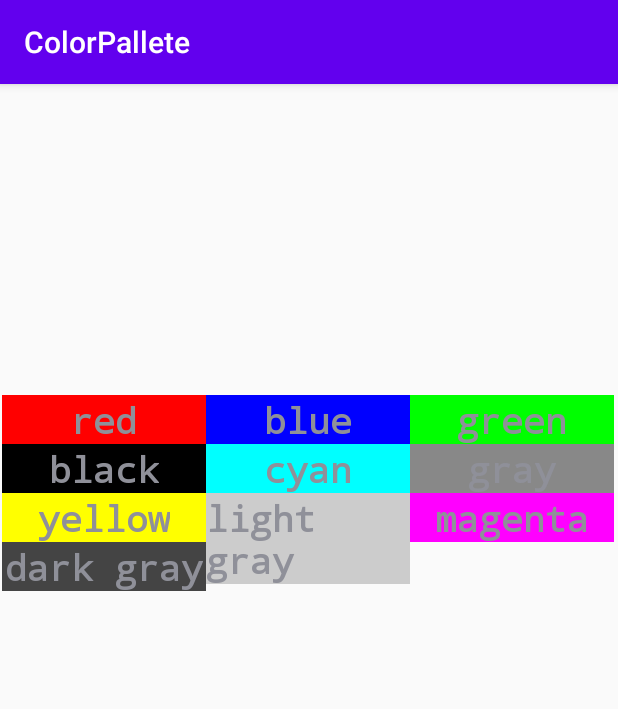
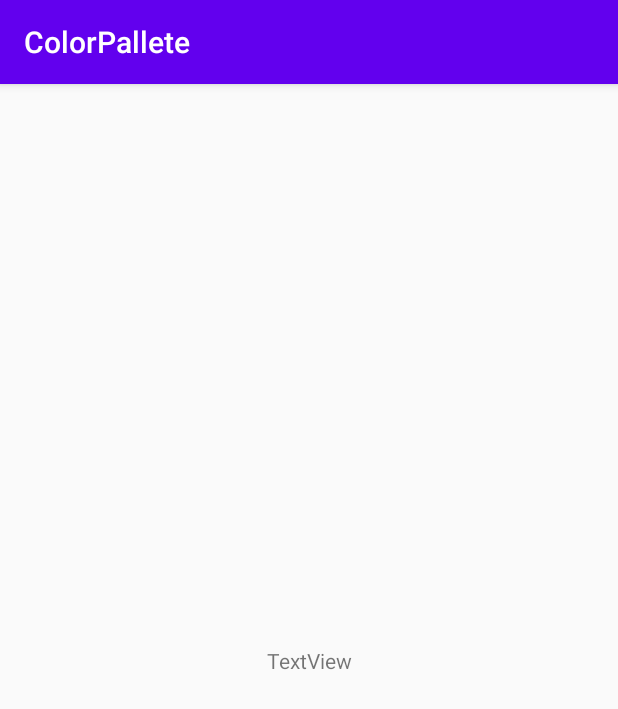
Before and after one commit to Dan-Burke-P/ColorPallete, an Android app: the screen it shows after launch (MainActivity before the commit, ColorDisplay after it), after a tap on "gray", on a phone screen of 412 x 824 dp. Shown: the top 709 px of the screen. Run offline under Robolectric (Android 15) with nearby library versions, the phone set to English and light mode, and no system bars.

Commit message:
Added new activity

```diff
--- a/app/src/main/AndroidManifest.xml
+++ b/app/src/main/AndroidManifest.xml
@@ -13,10 +13,11 @@
         android:roundIcon="@mipmap/ic_launcher_round"
         android:supportsRtl="true"
         android:theme="@style/AppTheme">
+        <activity android:name=".ColorDisplay"></activity>
+
         <uses-library
             android:name="com.google.android.wearable"
             android:required="false" />
-
         <!--
                Set to true if your app is Standalone, that is, it does not require the handheld
                app to run.
--- a/app/src/main/java/edu/temple/colorpallete/ColorAdapter.java
+++ b/app/src/main/java/edu/temple/colorpallete/ColorAdapter.java
@@ -1,7 +1,7 @@
 package edu.temple.colorpallete;
 
 import android.content.Context;
-import android.graphics.Color;
+import android.content.Intent;
 import android.util.Log;
 import android.view.LayoutInflater;
 import android.view.View;
@@ -44,7 +44,10 @@ public class ColorAdapter extends BaseAdapter {
         convertView.setOnClickListener(new View.OnClickListener() {
             @Override
             public void onClick(View v) {
-                Log.println(Log.ASSERT, "tag",co.name);
+                Intent intent = new Intent(context, ColorDisplay.class);
+                intent.putExtra("COLOR", co.name);
+                intent.addFlags(Intent.FLAG_ACTIVITY_NEW_TASK);
+                context.startActivity(intent);
             }
         });
         label.setText(co.name);
--- /dev/null
+++ b/app/src/main/java/edu/temple/colorpallete/ColorDisplay.java
@@ -0,0 +1,18 @@
+package edu.temple.colorpallete;
+
+import androidx.appcompat.app.AppCompatActivity;
+
+import android.content.Intent;
+import android.os.Bundle;
+
+public class ColorDisplay extends AppCompatActivity {
+
+    @Override
+    protected void onCreate(Bundle savedInstanceState) {
+        super.onCreate(savedInstanceState);
+        setContentView(R.layout.activity_color_display);
+
+        Intent intent = getIntent();
+
+    }
+}
--- a/app/src/main/java/edu/temple/colorpallete/MainActivity.java
+++ b/app/src/main/java/edu/temple/colorpallete/MainActivity.java
@@ -2,9 +2,12 @@ package edu.temple.colorpallete;
 
 import androidx.appcompat.app.AppCompatActivity;
 
+import android.content.Intent;
 import android.graphics.Color;
 import android.os.Bundle;
+import android.view.View;
 import android.widget.GridView;
+import android.widget.TextView;
 
 public class MainActivity extends AppCompatActivity {
     ColorObject[] colors = {
@@ -29,4 +32,8 @@ public class MainActivity extends AppCompatActivity {
         gridView.setNumColumns(3);
         gridView.setAdapter(colorAdapter);
     }
+
+    public void gotoColorActivity(View v, ColorObject co){
+
+    }
 }
--- /dev/null
+++ b/app/src/main/res/layout/activity_color_display.xml
@@ -0,0 +1,18 @@
+<?xml version="1.0" encoding="utf-8"?>
+<androidx.constraintlayout.widget.ConstraintLayout xmlns:android="http://schemas.android.com/apk/res/android"
+    xmlns:app="http://schemas.android.com/apk/res-auto"
+    xmlns:tools="http://schemas.android.com/tools"
+    android:layout_width="match_parent"
+    android:layout_height="match_parent"
+    tools:context=".ColorDisplay">
+
+    <TextView
+        android:id="@+id/ColorName"
+        android:layout_width="wrap_content"
+        android:layout_height="wrap_content"
+        android:text="TextView"
+        app:layout_constraintBottom_toBottomOf="parent"
+        app:layout_constraintEnd_toEndOf="parent"
+        app:layout_constraintStart_toStartOf="parent"
+        app:layout_constraintTop_toTopOf="parent" />
+</androidx.constraintlayout.widget.ConstraintLayout>
--- a/app/src/main/res/values/strings.xml
+++ b/app/src/main/res/values/strings.xml
@@ -6,4 +6,5 @@
     values-round/strings.xml for round devices.
     -->
     <string name="hello_world">Hello Square World!</string>
+    <string name="title_activity_color_display">ColorDisplay</string>
 </resources>
```
